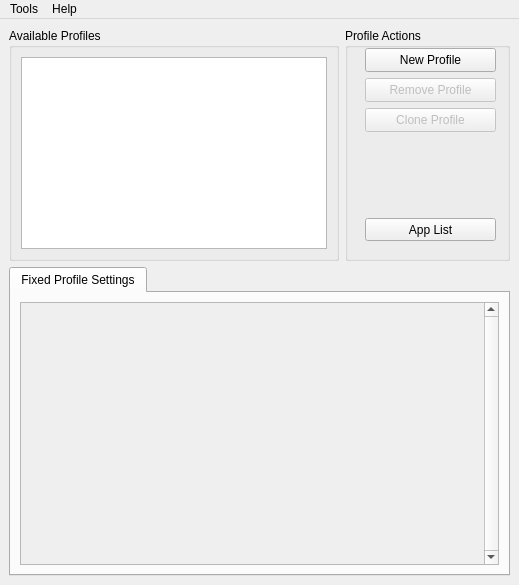
Old version of the form vkconfig/mainwindow.ui in the repository LunarG/VulkanTools.
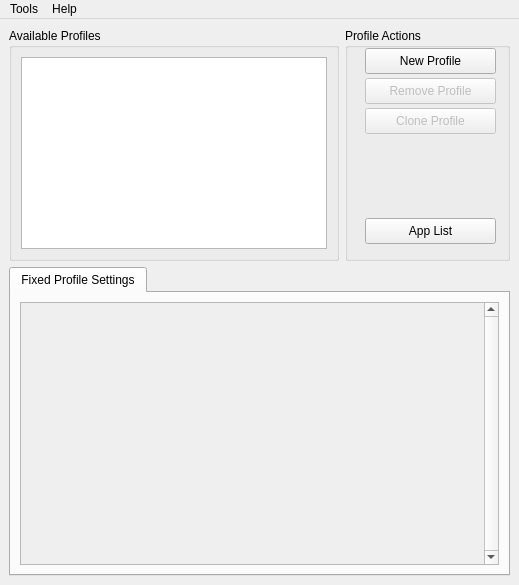
New version of the form. Icons and pictures are not drawn.

```diff
--- a/vkconfig/mainwindow.ui
+++ b/vkconfig/mainwindow.ui
@@ -130,7 +130,7 @@
          <x>20</x>
          <y>80</y>
          <width>131</width>
-         <height>24</height>
+         <height>26</height>
         </rect>
        </property>
        <property name="text">
@@ -143,7 +143,7 @@
          <x>20</x>
          <y>20</y>
          <width>131</width>
-         <height>24</height>
+         <height>26</height>
         </rect>
        </property>
        <property name="text">
@@ -175,7 +175,7 @@
          <x>20</x>
          <y>50</y>
          <width>131</width>
-         <height>24</height>
+         <height>26</height>
         </rect>
        </property>
        <property name="text">
@@ -188,7 +188,7 @@
          <x>20</x>
          <y>190</y>
          <width>131</width>
-         <height>23</height>
+         <height>26</height>
         </rect>
        </property>
        <property name="text">
```
Left out of the diff: 11 changed lines with no effect on the pictures.
